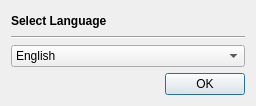
Qt form trunk/GUI/LanguageChooser/GUI_LanguageChooser.ui (shahid334/sayonara-player) before a commit.
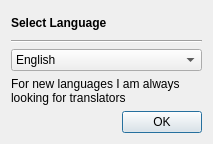
The same form after that commit.

The edit to the form file:
```diff
--- a/trunk/GUI/LanguageChooser/GUI_LanguageChooser.ui
+++ b/trunk/GUI/LanguageChooser/GUI_LanguageChooser.ui
@@ -6,22 +6,22 @@
    <rect>
     <x>0</x>
     <y>0</y>
-    <width>256</width>
-    <height>106</height>
+    <width>213</width>
+    <height>144</height>
    </rect>
   </property>
   <property name="windowTitle">
    <string>Choose Language</string>
   </property>
   <layout class="QGridLayout" name="gridLayout">
-   <item row="3" column="1">
+   <item row="4" column="1">
     <widget class="QPushButton" name="btn_ok">
      <property name="text">
       <string>OK</string>
      </property>
     </widget>
    </item>
-   <item row="3" column="0">
+   <item row="4" column="0">
     <spacer name="horizontalSpacer">
      <property name="orientation">
       <enum>Qt::Horizontal</enum>
@@ -63,6 +63,16 @@
      </property>
     </widget>
    </item>
+   <item row="3" column="0" colspan="2">
+    <widget class="QLabel" name="label_2">
+     <property name="text">
+      <string>For new languages I am always looking for translators</string>
+     </property>
+     <property name="wordWrap">
+      <bool>true</bool>
+     </property>
+    </widget>
+   </item>
   </layout>
  </widget>
  <resources/>
```
Left out of the diff: 2 changed lines with no effect on the pictures.
